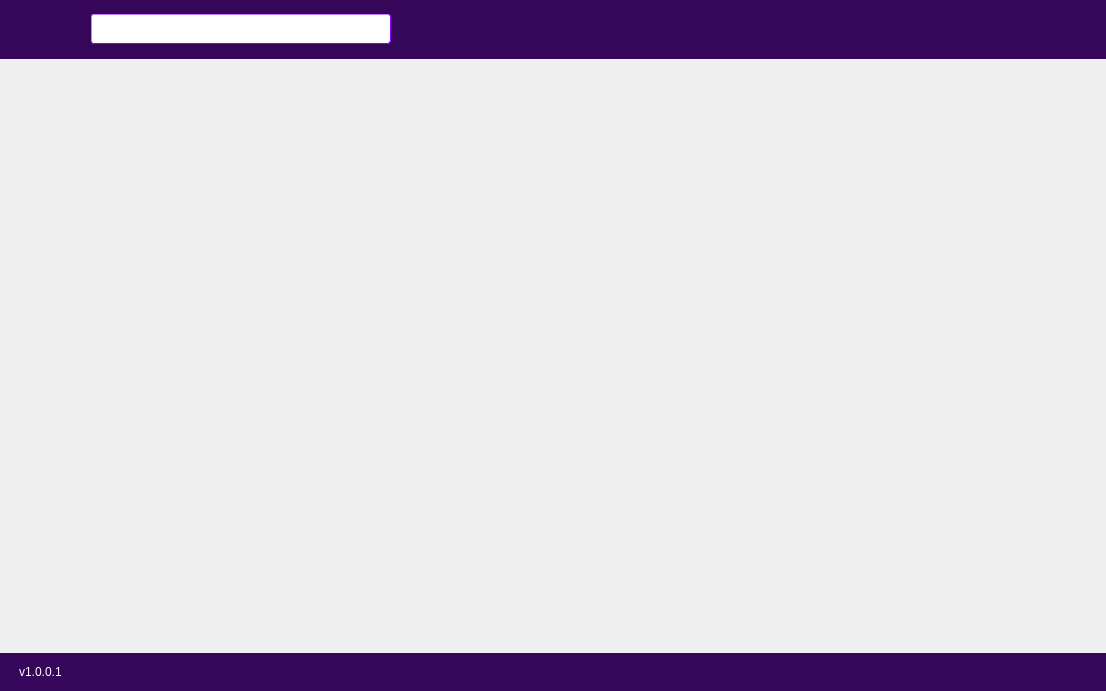
First picture: the form in untitled/mainwidget.ui, repository pastoria/hdses, before the edit.
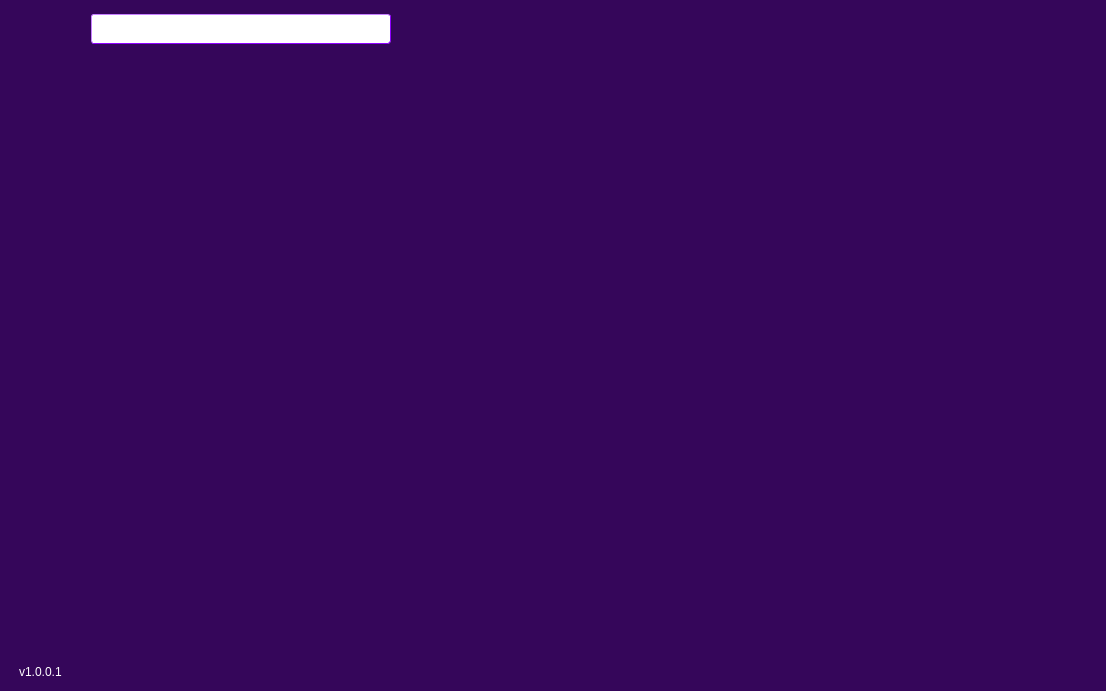
Second picture: the form after the edit. Icons and pictures are not drawn.

Commit message: develop panel widget status

The edit to the form file:
```diff
--- a/untitled/mainwidget.ui
+++ b/untitled/mainwidget.ui
@@ -14,7 +14,7 @@
    <string>MainWidget</string>
   </property>
   <property name="styleSheet">
-   <string notr="true">#widget_top, #widget_bottom {
+   <string notr="true">#widget_top, #widget_middle, #widget_bottom {
 	background: #35065a;
 }
 
```
The commit also changes 4 other files.
